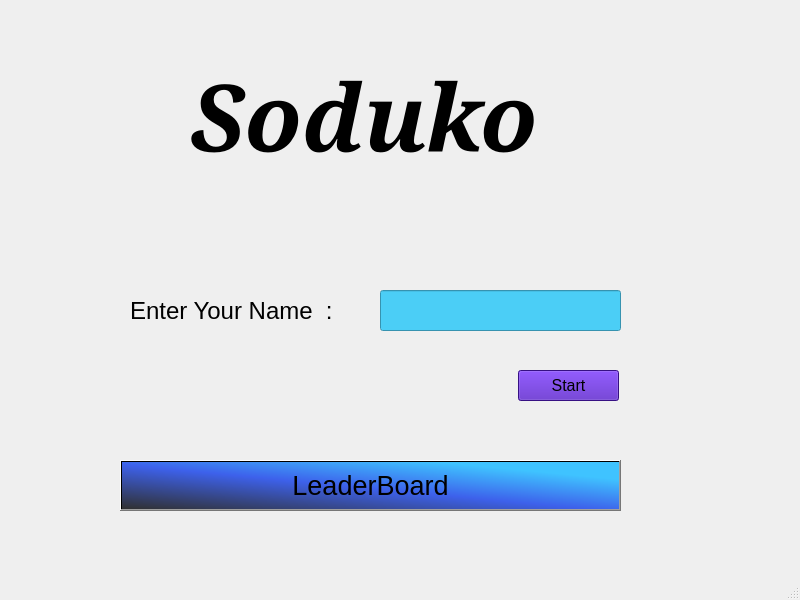
Before: the Qt Designer form Soduko/mainwindow.ui in UIAP4002-Dr-Mahdavi/mini-project-2-sudoku-Mohammadmx, drawn with Qt 5.
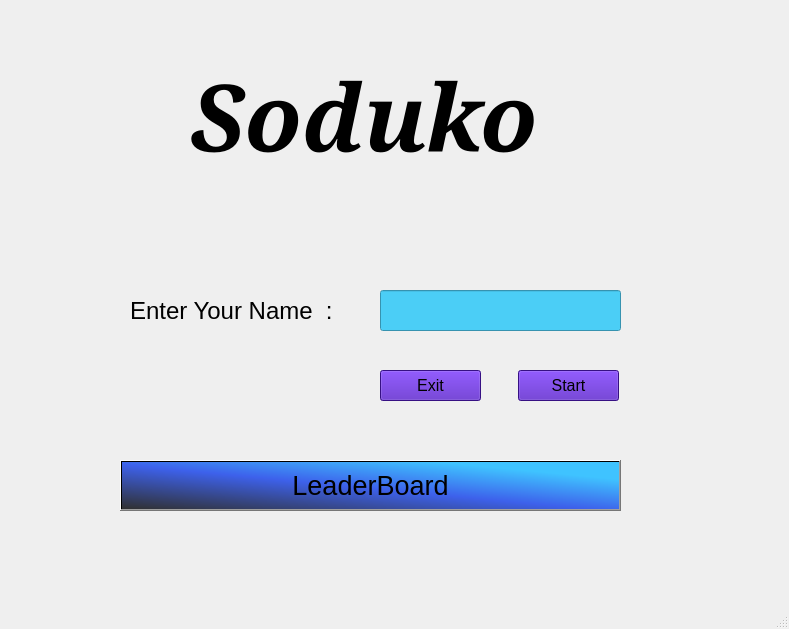
After: the same form once the commit is applied.

The edit to the form file:
```diff
--- a/Soduko/mainwindow.ui
+++ b/Soduko/mainwindow.ui
@@ -6,8 +6,8 @@
    <rect>
     <x>0</x>
     <y>0</y>
-    <width>800</width>
-    <height>600</height>
+    <width>789</width>
+    <height>629</height>
    </rect>
   </property>
   <property name="windowTitle">
@@ -126,6 +126,27 @@
      <string>LeaderBoard</string>
     </property>
    </widget>
+   <widget class="QPushButton" name="btn_quit">
+    <property name="geometry">
+     <rect>
+      <x>380</x>
+      <y>370</y>
+      <width>101</width>
+      <height>31</height>
+     </rect>
+    </property>
+    <property name="font">
+     <font>
+      <pointsize>12</pointsize>
+     </font>
+    </property>
+    <property name="styleSheet">
+     <string notr="true">background-color:rgb(76, 22, 184)</string>
+    </property>
+    <property name="text">
+     <string>Exit</string>
+    </property>
+   </widget>
   </widget>
   <widget class="QMenuBar" name="menubar">
    <property name="geometry">
```
Left out of the diff: 14 changed lines with no effect on the pictures.
